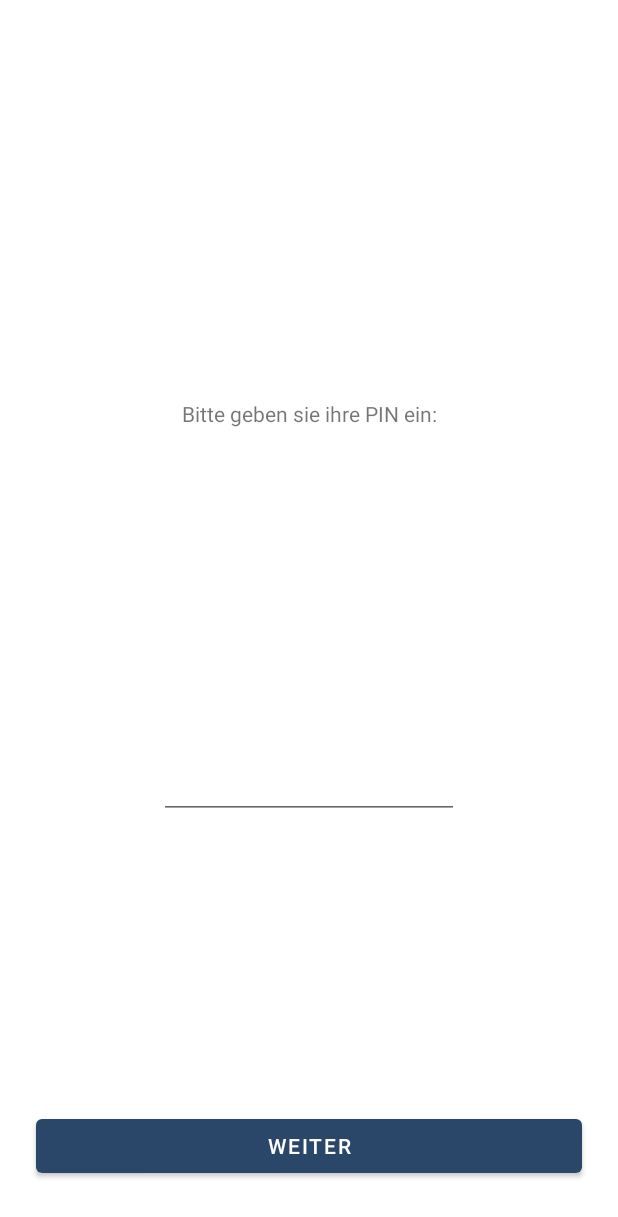
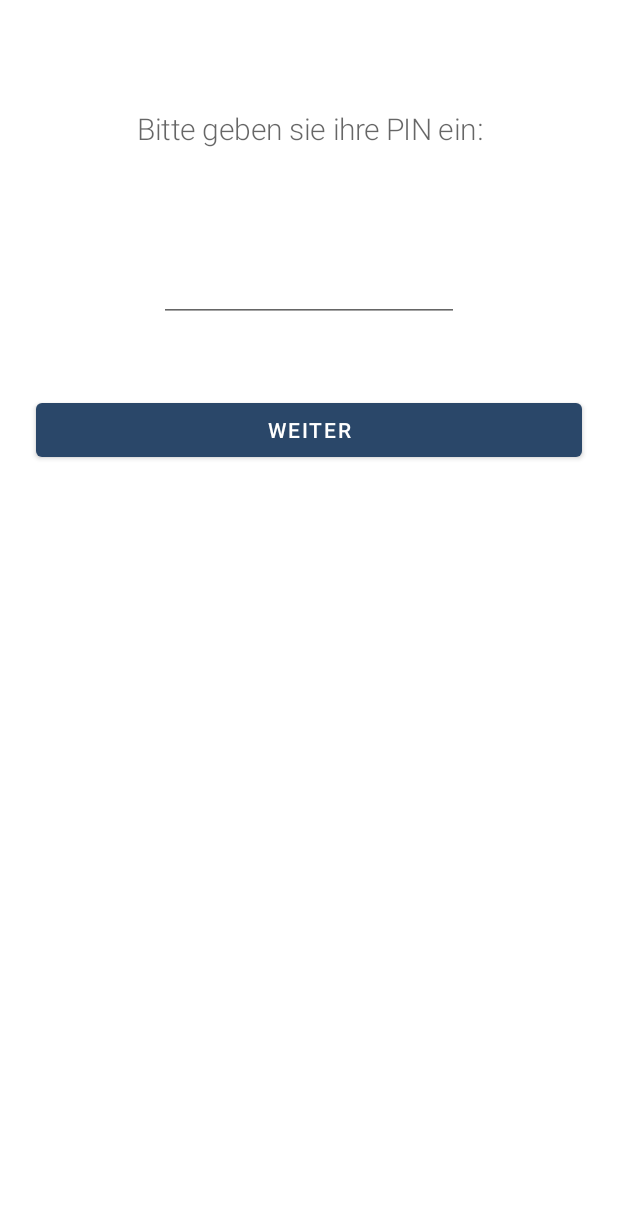
Before and after one commit to twigbit/ident-sdk, an Android app: the fragment AuthorisationFragment placed in its activity, on a phone screen of 412 x 824 dp. Shown: the top 1217 px of the screen. Run offline under Robolectric (Android 15) with nearby library versions, the phone set to English and light mode, and no system bars; libraries missing offline, so code that uses them is left out: com.governikus.ausweisapp2; 2 statements that could not run were skipped.

Commit message:
Many small bugfixes, stylability improvements & fixes, Dropin UI improvements

```diff
--- a/identsdk/src/main/java/com/twigbit/identsdk/ausweisident/AusweisIdentResultHandler.kt
+++ b/identsdk/src/main/java/com/twigbit/identsdk/ausweisident/AusweisIdentResultHandler.kt
@@ -5,6 +5,7 @@ import android.util.Log
 import com.google.gson.FieldNamingPolicy
 import com.google.gson.Gson
 import com.google.gson.GsonBuilder
+import com.twigbit.identsdk.util.Tags
 import okhttp3.*
 import java.io.IOException
 import java.net.CookieManager
@@ -51,6 +52,9 @@ class AusweisIdentResultHandler(val callback: AusweisIdentResultHandler.Callback
                     val body = response.body() ?: throw IOException("Unexpected empty body")
 
                     val userInfo = gson.fromJson(body.charStream(), UserInfo::class.java)
+
+                    Log.d(Tags.TAG_IDENT_DEBUG, userInfo.toString())
+
                     callback.onComplete(userInfo)
                 } catch (ex: IOException) {
                     Log.e(TAG, ex.toString())
--- a/identsdk/src/main/java/com/twigbit/identsdk/dropinui/AccessRightsFragment.kt
+++ b/identsdk/src/main/java/com/twigbit/identsdk/dropinui/AccessRightsFragment.kt
@@ -90,7 +90,6 @@ class MyAdapter(var data: List<String>) :
     }
 
     override fun onBindViewHolder(holder: MyViewHolder, position: Int) {
-        if (position == data.size - 1) holder.view.divider.visibility = View.GONE
         holder.view.text.text = data.get(position)
     }
 
--- a/identsdk/src/main/java/com/twigbit/identsdk/dropinui/AuthorisationFragment.kt
+++ b/identsdk/src/main/java/com/twigbit/identsdk/dropinui/AuthorisationFragment.kt
@@ -23,7 +23,7 @@ class AuthorisationFragment : androidx.fragment.app.Fragment() {
     ): View? {
         // Inflate the layout for this fragment
         val v = inflater.inflate(R.layout.fragment_authorisation, container, false)
-        v.buttonContinue.setOnClickListener { onEntered(v.editPin.text.toString()) }
+        v.buttonContinue.setOnClickListener { if(v.editPin.text.length != 6) {v.editPin.setError("Die PIN hat 6 Stellen")} else  onEntered(v.editPin.text.toString()) }
         v.editPin.setOnEditorActionListener { v, actionId, event ->
             onEntered(v.text.toString())
             false
--- a/identsdk/src/main/res/drawable/twigbit_ident_icon_info.xml
+++ b/identsdk/src/main/res/drawable/twigbit_ident_icon_info.xml
@@ -4,6 +4,6 @@
         android:viewportWidth="24.0"
         android:viewportHeight="24.0">
     <path
-        android:fillColor="#FF000000"
+        android:fillColor="@color/colorPrimaryDark"
         android:pathData="M11,17h2v-6h-2v6zM12,2C6.48,2 2,6.48 2,12s4.48,10 10,10 10,-4.48 10,-10S17.52,2 12,2zM12,20c-4.41,0 -8,-3.59 -8,-8s3.59,-8 8,-8 8,3.59 8,8 -3.59,8 -8,8zM11,9h2L13,7h-2v2z"/>
 </vector>
--- a/identsdk/src/main/res/layout/fragment_authorisation.xml
+++ b/identsdk/src/main/res/layout/fragment_authorisation.xml
@@ -1,46 +1,57 @@
 <?xml version="1.0" encoding="utf-8"?>
-<androidx.constraintlayout.widget.ConstraintLayout
-        xmlns:android="http://schemas.android.com/apk/res/android"
+<androidx.constraintlayout.widget.ConstraintLayout xmlns:android="http://schemas.android.com/apk/res/android"
+    xmlns:app="http://schemas.android.com/apk/res-auto"
     xmlns:tools="http://schemas.android.com/tools"
-        xmlns:app="http://schemas.android.com/apk/res-auto"
     android:layout_width="match_parent"
     android:layout_height="match_parent"
-        tools:context=".dropinui.AuthorisationFragment"
+    android:clipChildren="false"
     android:clipToPadding="false"
-        android:clipChildren="false"
-        android:padding="24dp">
+    android:padding="24dp"
+    tools:context=".dropinui.AuthorisationFragment">
 
     <!-- TODO: Update blank fragment layout -->
     <TextView
+        android:id="@+id/text"
+        style="@style/TwigbitIdentTheme.TextAppearanceHeadline"
         android:layout_width="match_parent"
         android:layout_height="wrap_content"
-            android:id="@+id/text"
         android:layout_marginTop="24dp"
-            app:layout_constraintTop_toTopOf="parent"
         android:gravity="center"
-            android:text="@string/twigbit_ident_drop_in_enter_pin" app:layout_constraintBottom_toTopOf="@+id/editPin"
-            tools:layout_editor_absoluteX="44dp"/>
+        android:layout_marginVertical="24dp"
+        android:text="@string/twigbit_ident_drop_in_enter_pin"
+        app:layout_constraintBottom_toTopOf="@+id/editPin"
+        app:layout_constraintEnd_toEndOf="parent"
+        app:layout_constraintHorizontal_bias="0.5"
+        app:layout_constraintStart_toStartOf="parent"
+        app:layout_constraintTop_toTopOf="parent" />
+
     <EditText
         android:id="@+id/editPin"
         android:layout_width="200dp"
         android:layout_height="wrap_content"
+        android:gravity="center"
         android:inputType="numberPassword"
+        android:maxLength="10"
+        android:layout_marginVertical="24dp"
         android:padding="16dp"
         android:textSize="26sp"
-            android:maxLength="10"
-            android:gravity="center"
-            android:layout_marginStart="16dp"
-            android:layout_marginEnd="16dp"
+        app:layout_constraintBottom_toTopOf="@+id/buttonContinue"
+        app:layout_constraintEnd_toEndOf="parent"
+        app:layout_constraintHorizontal_bias="0.5"
         app:layout_constraintStart_toStartOf="parent"
+        app:layout_constraintTop_toBottomOf="@+id/text" />
+
+    <Button
+        android:id="@+id/buttonContinue"
+        style="@style/TwigbitIdentTheme.ButtonStyle"
+        android:layout_width="match_parent"
+        android:layout_height="wrap_content"
+        android:padding="8dp"
+        android:layout_marginVertical="24dp"
+        android:text="@string/twigbit_ident_drop_in_continue"
+        app:layout_constraintBottom_toTopOf="@+id/editPin"
         app:layout_constraintEnd_toEndOf="parent"
-            app:layout_constraintTop_toBottomOf="@+id/text" app:layout_constraintHorizontal_bias="0.5"
-            app:layout_constraintBottom_toTopOf="@+id/buttonContinue"/>
-
-    <Button android:layout_width="match_parent"
-                                                  android:layout_height="wrap_content"
-                                                  android:id="@+id/buttonContinue"
-                                                  android:padding="8dp"
-                                                  android:foregroundTint="@color/colorPrimaryDark"
-                                                  android:text="@string/twigbit_ident_drop_in_continue"
-                                                  app:layout_constraintBottom_toBottomOf="parent"/>
+        app:layout_constraintHorizontal_bias="0.5"
+        app:layout_constraintStart_toStartOf="parent"
+        app:layout_constraintTop_toBottomOf="@+id/editPin" />
 </androidx.constraintlayout.widget.ConstraintLayout>
--- a/identsdk/src/main/res/layout/fragment_intro.xml
+++ b/identsdk/src/main/res/layout/fragment_intro.xml
@@ -13,7 +13,7 @@
     <TextView
             android:layout_width="wrap_content"
             android:layout_height="wrap_content"
-            android:textAppearance="@style/TwigbitIdentTheme.TextAppearanceHeadline"
+            style="@style/TwigbitIdentTheme.TextAppearanceHeadline"
             android:text="@string/twigbit_ident_drop_in_intro" app:layout_constraintStart_toStartOf="parent"
             app:layout_constraintHorizontal_bias="0.5" app:layout_constraintEnd_toEndOf="parent"
             app:layout_constraintTop_toTopOf="parent" app:layout_constraintBottom_toBottomOf="parent"
--- a/identsdk/src/main/res/layout/holder_access_right.xml
+++ b/identsdk/src/main/res/layout/holder_access_right.xml
@@ -7,6 +7,4 @@
               android:layout_margin="12dp"
               style="@style/TwigbitIdentTheme.TextAppearanceBody" android:layout_width="match_parent">
     </TextView>
-    <View android:id="@+id/divider" android:layout_width="match_parent" android:layout_height="1dp"
-          android:layout_marginHorizontal="12dp" android:background="@color/colorAccent"/>
 </LinearLayout>
--- a/identsdk/src/main/res/values/styles.xml
+++ b/identsdk/src/main/res/values/styles.xml
@@ -22,5 +22,7 @@
     </style>
     <style name="TwigbitIdentTheme.ButtonStyle.TextButton" parent="Widget.MaterialComponents.Button.TextButton">
     </style>
+    <style name="TwigbitIdentTheme.CardStyle" parent="Widget.MaterialComponents.CardView">
+    </style>
 
 </resources>
```
Also changed, not shown: identsdk/src/main/res/layout/fragment_access_rights.xml (+12 -14 lines), identsdk/src/main/res/layout/fragment_certificate.xml (+18 -26 lines), 1 other file. Lines whose indentation alone changed are shown as unchanged.
